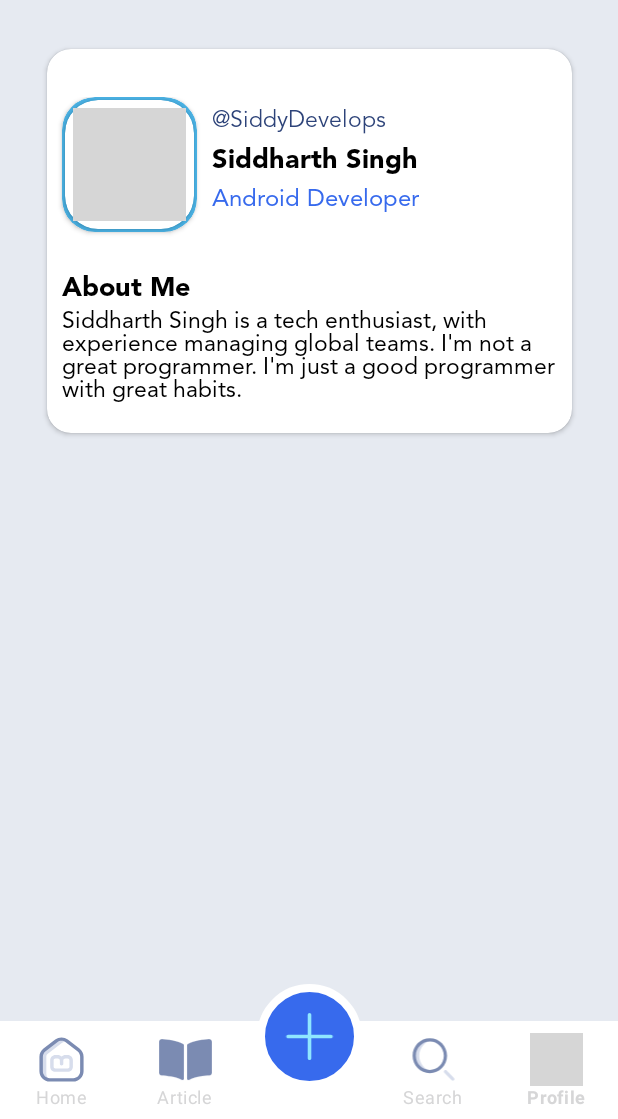
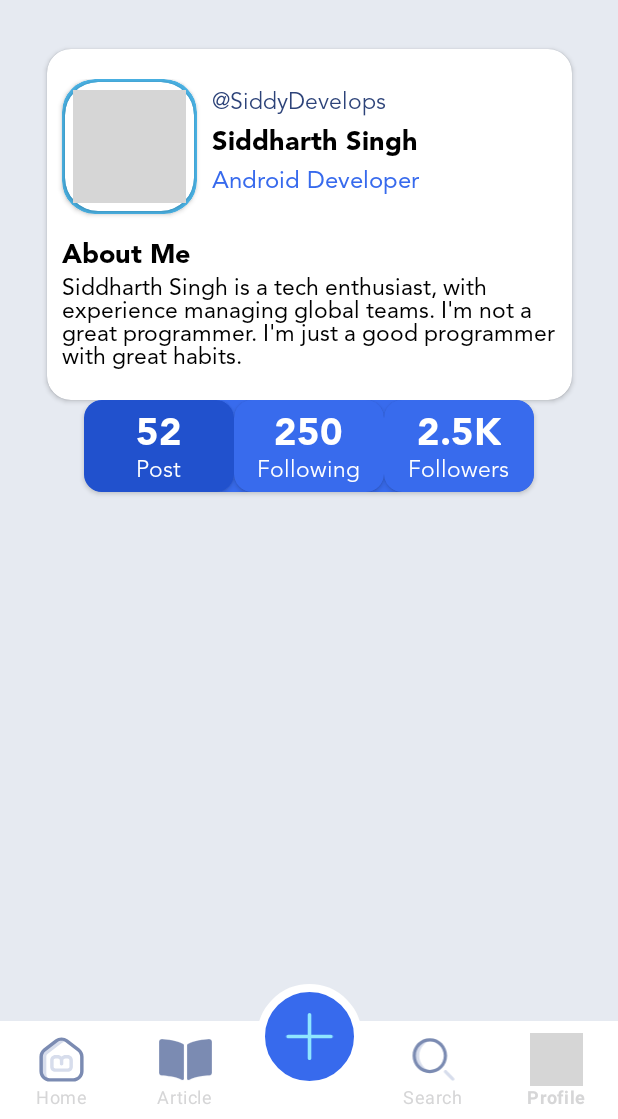
Before and after one commit to SiddyDevelops/Blogaro, an Android app: the screen it shows after launch (MainDashboard), item 5 of the bottom bar chosen, on a phone screen of 412 x 824 dp, the part 117-1236 px from its top. Run offline under Robolectric (Android 15) with nearby library versions, the phone set to English and light mode, and no system bars; grey boxes are pictures that could not be loaded.

Commit message:
Added CV-Buttons

```diff
--- a/Blogaro/app/src/main/res/layout/fragment_profile.xml
+++ b/Blogaro/app/src/main/res/layout/fragment_profile.xml
@@ -38,6 +38,7 @@
         app:layout_constraintTop_toTopOf="@+id/textView" />
 
     <androidx.cardview.widget.CardView
+        android:id="@+id/cardView"
         android:layout_width="350dp"
         android:layout_height="wrap_content"
         android:layout_marginTop="30dp"
@@ -56,7 +57,7 @@
                 android:layout_width="match_parent"
                 android:layout_height="wrap_content"
                 android:orientation="horizontal"
-                android:paddingTop="32dp"
+                android:paddingTop="20dp"
                 app:layout_constraintStart_toStartOf="parent"
                 app:layout_constraintTop_toTopOf="parent">
 
@@ -137,10 +138,11 @@
             </androidx.appcompat.widget.LinearLayoutCompat>
 
             <LinearLayout
+                android:id="@+id/linearLayout"
                 android:layout_width="match_parent"
                 android:layout_height="wrap_content"
+                android:layout_marginTop="5dp"
                 android:orientation="vertical"
-                android:layout_marginTop="15dp"
                 app:layout_constraintBottom_toBottomOf="parent"
                 app:layout_constraintEnd_toEndOf="parent"
                 app:layout_constraintStart_toStartOf="parent"
@@ -151,21 +153,21 @@
                     android:layout_height="wrap_content"
                     android:layout_marginStart="10dp"
                     android:fontFamily="@font/avenir_std_black"
+                    android:text="@string/about_me"
                     android:textColor="@color/black"
-                    android:textSize="18sp"
-                    android:text="@string/about_me"/>
+                    android:textSize="18sp" />
 
                 <TextView
                     android:layout_width="wrap_content"
                     android:layout_height="wrap_content"
+                    android:layout_marginStart="10dp"
                     android:layout_marginTop="2dp"
                     android:layout_marginEnd="10dp"
                     android:layout_marginBottom="20dp"
-                    android:layout_marginStart="10dp"
+                    android:fontFamily="@font/avenir_std_roman"
                     android:text="@string/about_us_text"
-                    android:textSize="15sp"
-                    android:fontFamily="@font/avenir_std_roman"
-                    android:textColor="@color/black"/>
+                    android:textColor="@color/black"
+                    android:textSize="15sp" />
 
             </LinearLayout>
 
@@ -173,4 +175,132 @@
 
     </androidx.cardview.widget.CardView>
 
+    <androidx.cardview.widget.CardView
+        android:layout_width="300dp"
+        android:layout_height="wrap_content"
+        android:elevation="10dp"
+        app:cardCornerRadius="12dp"
+        app:layout_constraintEnd_toEndOf="parent"
+        app:layout_constraintStart_toStartOf="parent"
+        app:layout_constraintTop_toBottomOf="@+id/cardView">
+
+        <LinearLayout
+            android:layout_width="match_parent"
+            android:layout_height="match_parent"
+            android:background="@color/blue_off"
+            android:orientation="horizontal">
+
+            <androidx.cardview.widget.CardView
+                android:layout_width="0dp"
+                android:layout_height="wrap_content"
+                android:layout_weight="1"
+                android:elevation="2dp"
+                app:cardBackgroundColor="@color/blue_on"
+                app:cardCornerRadius="12dp">
+
+                <LinearLayout
+                    android:layout_width="match_parent"
+                    android:layout_height="match_parent"
+                    android:layout_margin="5dp"
+                    android:orientation="vertical">
+
+                    <TextView
+                        android:layout_width="wrap_content"
+                        android:layout_height="wrap_content"
+                        android:text="@string/post_count"
+                        android:fontFamily="@font/avenir_std_black"
+                        android:layout_gravity="center"
+                        android:textColor="@color/white"
+                        android:textSize="25sp" />
+
+                    <TextView
+                        android:layout_width="wrap_content"
+                        android:layout_height="wrap_content"
+                        android:text="@string/post"
+                        android:fontFamily="@font/avenir_std_book"
+                        android:layout_gravity="center"
+                        android:textColor="@color/white"
+                        android:textSize="15sp" />
+
+                </LinearLayout>
+
+            </androidx.cardview.widget.CardView>
+
+            <androidx.cardview.widget.CardView
+                android:layout_width="0dp"
+                android:layout_height="wrap_content"
+                android:layout_weight="1"
+                android:elevation="2dp"
+                app:cardBackgroundColor="@color/blue_off"
+                app:cardCornerRadius="12dp">
+
+                <LinearLayout
+                    android:layout_width="match_parent"
+                    android:layout_height="match_parent"
+                    android:layout_margin="5dp"
+                    android:orientation="vertical">
+
+                    <TextView
+                        android:layout_width="wrap_content"
+                        android:layout_height="wrap_content"
+                        android:text="@string/following_count"
+                        android:fontFamily="@font/avenir_std_black"
+                        android:layout_gravity="center"
+                        android:textColor="@color/white"
+                        android:textSize="25sp" />
+
+                    <TextView
+                        android:layout_width="wrap_content"
+                        android:layout_height="wrap_content"
+                        android:text="@string/following"
+                        android:fontFamily="@font/avenir_std_book"
+                        android:layout_gravity="center"
+                        android:textColor="@color/white"
+                        android:textSize="15sp" />
+
+                </LinearLayout>
+
+            </androidx.cardview.widget.CardView>
+
+            <androidx.cardview.widget.CardView
+                android:layout_width="0dp"
+                android:layout_height="wrap_content"
+                android:layout_weight="1"
+                android:elevation="2dp"
+                app:cardBackgroundColor="@color/blue_off"
+                app:cardCornerRadius="12dp">
+
+                <LinearLayout
+                    android:layout_width="match_parent"
+                    android:layout_height="match_parent"
+                    android:layout_margin="5dp"
+                    android:orientation="vertical">
+
+                    <TextView
+                        android:layout_width="wrap_content"
+                        android:layout_height="wrap_content"
+                        android:text="@string/followers_count"
+                        android:fontFamily="@font/avenir_std_black"
+                        android:layout_gravity="center"
+                        android:textColor="@color/white"
+                        android:textSize="25sp" />
+
+                    <TextView
+                        android:layout_width="wrap_content"
+                        android:layout_height="wrap_content"
+                        android:text="@string/followers"
+                        android:fontFamily="@font/avenir_std_book"
+                        android:layout_gravity="center"
+                        android:textColor="@color/white"
+                        android:textSize="15sp" />
+
+                </LinearLayout>
+
+            </androidx.cardview.widget.CardView>
+
+        </LinearLayout>
+
+
+    </androidx.cardview.widget.CardView>
+
 </androidx.constraintlayout.widget.ConstraintLayout>
--- a/Blogaro/app/src/main/res/values/colors.xml
+++ b/Blogaro/app/src/main/res/values/colors.xml
@@ -8,12 +8,16 @@
     <color name="black">#FF000000</color>
     <color name="white">#FFFFFFFF</color>
 
-<!--    Custom Colors-->
+<!--    Custom Colors -->
     <color name="blue">#376AED</color>
     <color name="main_bg">#E6EAF1</color>
     <color name="grey">#C2C8D6</color>
     <color name="dark_blue">#0D253C</color>
     <color name="dark_blue_text">#2D4379</color>
 
+    <!-- Button Switch color -->
+    <color name="blue_on">#2151CD</color>
+    <color name="blue_off">#386BED</color>
+
 
 </resources>
--- a/Blogaro/app/src/main/res/values/strings.xml
+++ b/Blogaro/app/src/main/res/values/strings.xml
@@ -12,4 +12,10 @@
     <string name="android_developer">Android Developer</string>
     <string name="about_me">About Me</string>
     <string name="about_us_text">Siddharth Singh is a tech enthusiast, with experience managing global teams. I\'m not a great programmer. I\'m just a good programmer with great habits. </string>
+    <string name="followers">Followers</string>
+    <string name="followers_count">2.5K</string>
+    <string name="following">Following</string>
+    <string name="following_count">250</string>
+    <string name="post">Post</string>
+    <string name="post_count">52</string>
 </resources>
```
